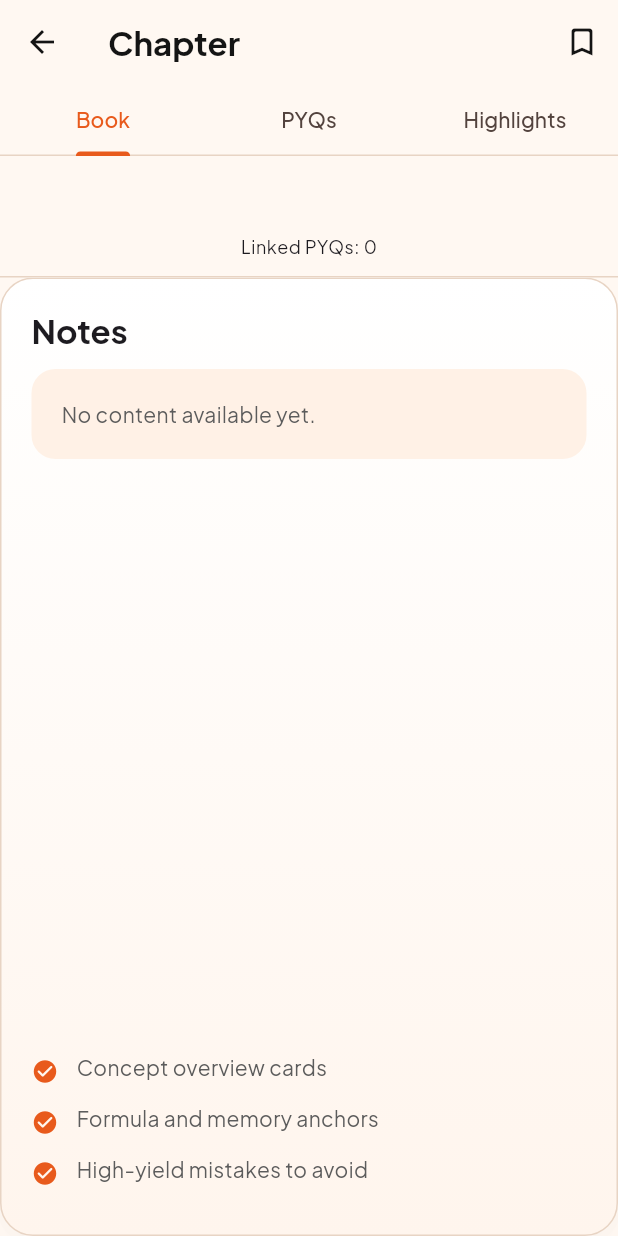
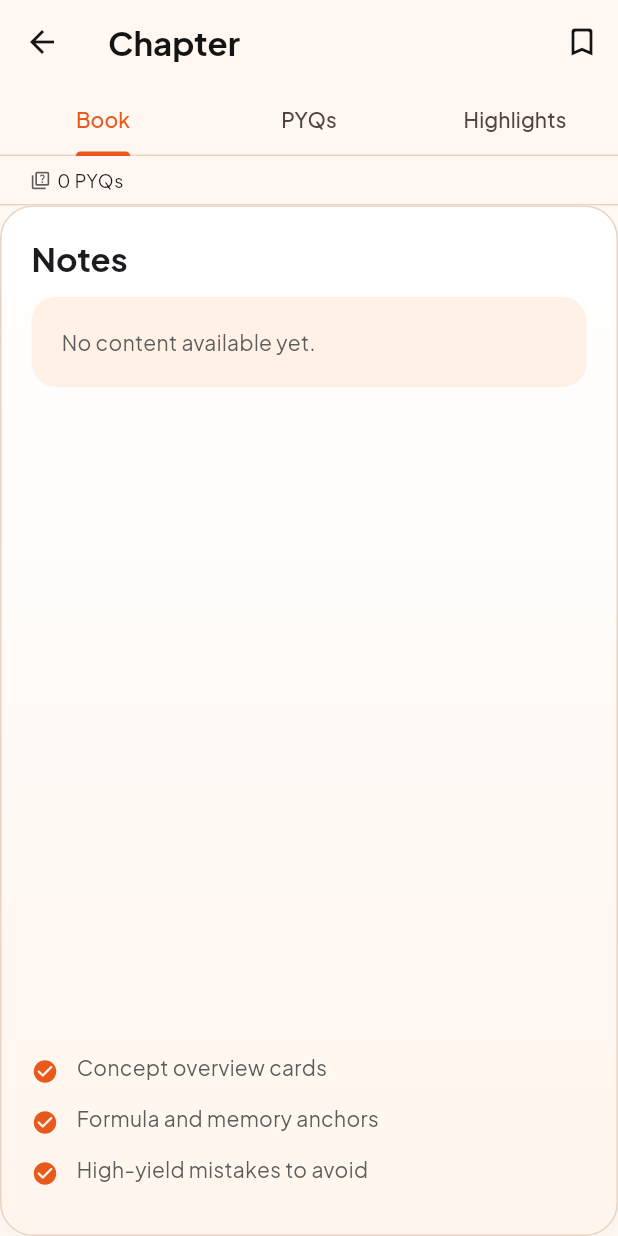
Before and after one commit to ddevguru/Indraprastha_Neet_Academy_app, a Flutter app: the ChapterDetailScreen screen opened directly with empty values, on a phone screen of 412 x 824 dp. Run offline on Flutter 3.47's test engine with Material 3 defaults, Android fonts, the phone set to English and light mode, and no system bars; our stand-ins replace file_picker, flutter_bloc, flutter_riverpod, flutter_secure_storage, go_router, google_fonts and 4 more; accounts and stored records are empty; network calls fail.

Commit message:
updated contianer size

```diff
--- a/lib/features/books/books_screens.dart
+++ b/lib/features/books/books_screens.dart
@@ -1,3 +1,5 @@
+import 'package:flutter/foundation.dart';
+import 'package:flutter/gestures.dart';
 import 'package:flutter/material.dart';
 import 'package:flutter_riverpod/flutter_riverpod.dart';
 import 'package:flutter_secure_storage/flutter_secure_storage.dart';
@@ -493,39 +495,23 @@ class ChapterDetailScreen extends ConsumerWidget {
             ),
             body: Column(
               children: [
-                // ── Chapter info header ─────────────────────────────────────
+                // ── Compact status bar ──────────────────────────────────────
                 Padding(
-                  padding: const EdgeInsets.fromLTRB(
-                      AppSpacing.lg, AppSpacing.md, AppSpacing.lg, AppSpacing.sm),
-                  child: Column(
-                    crossAxisAlignment: CrossAxisAlignment.start,
+                  padding: const EdgeInsets.symmetric(
+                      horizontal: AppSpacing.lg, vertical: AppSpacing.xs),
+                  child: Row(
                     children: [
+                      const Icon(Icons.quiz_outlined, size: 14, color: AppColors.textSecondary),
+                      const SizedBox(width: 4),
                       Text(
-                        chapter['title']?.toString() ?? '',
-                        style: Theme.of(context).textTheme.titleLarge,
-                      ),
-                      if ((chapter['overview']?.toString() ?? '').isNotEmpty) ...[
-                        const SizedBox(height: AppSpacing.xs),
-                        Text(chapter['overview']?.toString() ?? ''),
-                      ],
-                      const SizedBox(height: AppSpacing.xs),
-                      Text(
-                        'Linked PYQs: ${chapter['linked_pyq_count'] ?? pyqs.length}',
+                        '${chapter['linked_pyq_count'] ?? pyqs.length} PYQs',
                         style: Theme.of(context).textTheme.bodySmall,
                       ),
                       if (chapter['has_pdf'] == true) ...[
-                        const SizedBox(height: AppSpacing.xs),
-                        Row(
-                          children: [
-                            const Icon(Icons.picture_as_pdf_rounded,
-                                size: 16, color: AppColors.danger),
-                            const SizedBox(width: AppSpacing.xs),
-                            Text(
-                              'PDF available — open the Book tab to read',
-                              style: Theme.of(context).textTheme.bodySmall,
-                            ),
-                          ],
-                        ),
+                        const SizedBox(width: AppSpacing.md),
+                        const Icon(Icons.picture_as_pdf_rounded, size: 14, color: AppColors.danger),
+                        const SizedBox(width: 4),
+                        Text('PDF', style: Theme.of(context).textTheme.bodySmall?.copyWith(color: AppColors.danger)),
                       ],
                     ],
                   ),
@@ -812,15 +798,21 @@ class _PdfOrNotesPanelState extends State<_PdfOrNotesPanel> {
               ),
               const Divider(height: 1),
               Expanded(
-                flex: note.trim().isNotEmpty ? 7 : 10,
+                flex: note.trim().isNotEmpty ? 8 : 10,
                 child: ClipRect(
-                  child: WebViewWidget(key: ValueKey('pdf-$_previewKey'), controller: _webViewController!),
+                  child: WebViewWidget(
+                    key: ValueKey('pdf-$_previewKey'),
+                    controller: _webViewController!,
+                    gestureRecognizers: {
+                      Factory<VerticalDragGestureRecognizer>(VerticalDragGestureRecognizer.new),
+                    },
+                  ),
                 ),
               ),
               if (note.trim().isNotEmpty) ...[
                 const Divider(height: 1),
                 Expanded(
-                  flex: 4,
+                  flex: 5,
                   child: Padding(
                     padding: const EdgeInsets.all(AppSpacing.xs),
                     child: Column(
```
